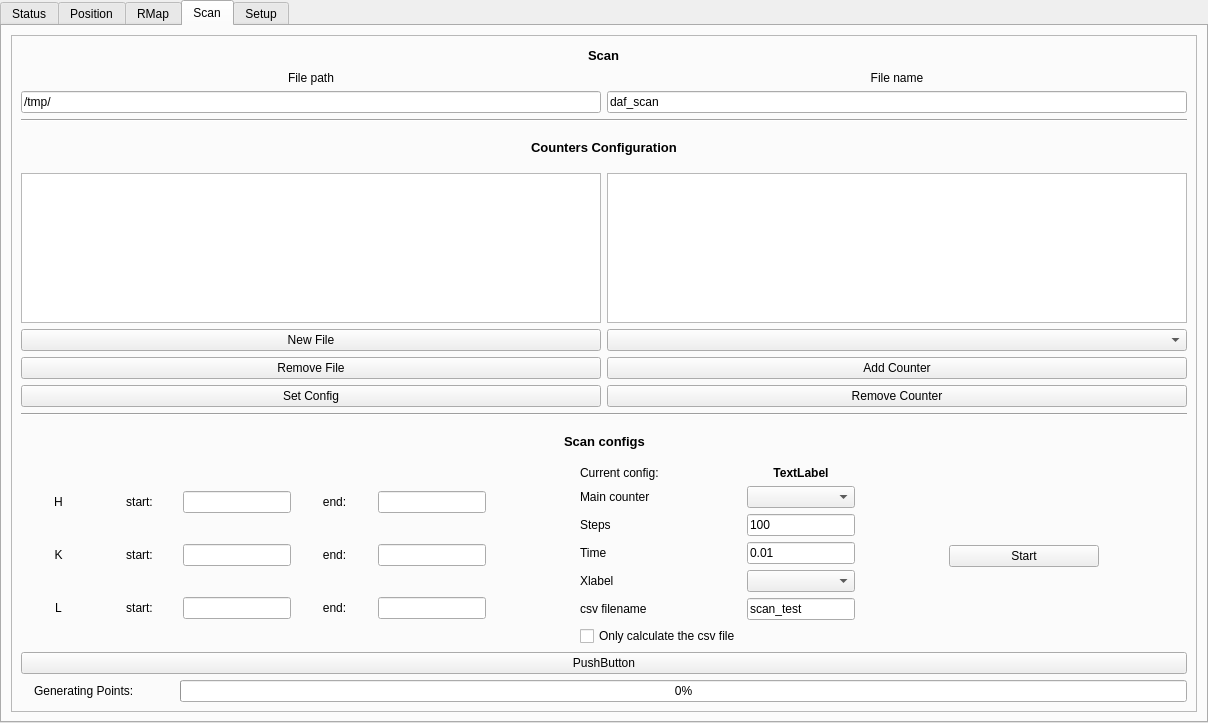
This is gui/main.ui in HugoValim/DAF as Qt 5 draws it before an edit. The edited form follows.
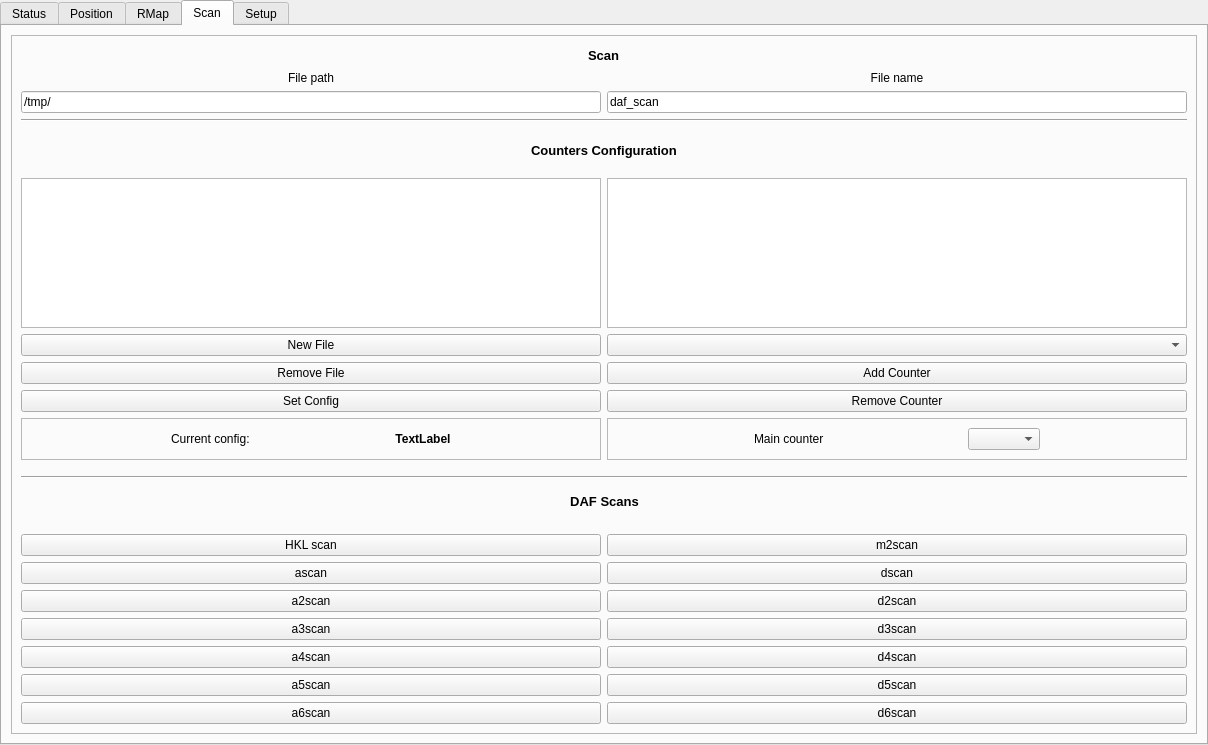
This is the edited form. The open tabs and pages were chosen to show the change. Custom widgets are drawn as their Qt base class.

Commit message: First version of new scan tab ready

The edit to the form file:
```diff
--- a/gui/main.ui
+++ b/gui/main.ui
@@ -7,7 +7,7 @@
     <x>0</x>
     <y>0</y>
     <width>1208</width>
-    <height>723</height>
+    <height>745</height>
    </rect>
   </property>
   <property name="windowTitle">
@@ -4163,6 +4163,9 @@
           </item>
           <item>
            <layout class="QGridLayout" name="gridLayout_14">
+            <property name="bottomMargin">
+             <number>10</number>
+            </property>
             <item row="4" column="1">
              <widget class="QPushButton" name="pushButton_remove_counter">
               <property name="text">
@@ -4218,6 +4221,162 @@
               </property>
              </widget>
             </item>
+            <item row="5" column="1">
+             <widget class="QFrame" name="frame_6">
+              <property name="frameShape">
+               <enum>QFrame::StyledPanel</enum>
+              </property>
+              <property name="frameShadow">
+               <enum>QFrame::Raised</enum>
+              </property>
+              <layout class="QVBoxLayout" name="verticalLayout_15">
+               <item>
+                <layout class="QHBoxLayout" name="horizontalLayout_18">
+                 <item>
+                  <spacer name="horizontalSpacer_15">
+                   <property name="orientation">
+                    <enum>Qt::Horizontal</enum>
+                   </property>
+                   <property name="sizeHint" stdset="0">
+                    <size>
+                     <width>40</width>
+                     <height>20</height>
+                    </size>
+                   </property>
+                  </spacer>
+                 </item>
+                 <item>
+                  <widget class="QLabel" name="label_71">
+                   <property name="text">
+                    <string>Main counter</string>
+                   </property>
+                  </widget>
+                 </item>
+                 <item>
+                  <spacer name="horizontalSpacer_36">
+                   <property name="orientation">
+                    <enum>Qt::Horizontal</enum>
+                   </property>
+                   <property name="sizeHint" stdset="0">
+                    <size>
+                     <width>40</width>
+                     <height>20</height>
+                    </size>
+                   </property>
+                  </spacer>
+                 </item>
+                 <item>
+                  <widget class="QComboBox" name="comboBox_main_counter"/>
+                 </item>
+                 <item>
+                  <spacer name="horizontalSpacer_16">
+                   <property name="orientation">
+                    <enum>Qt::Horizontal</enum>
+                   </property>
+                   <property name="sizeHint" stdset="0">
+                    <size>
+                     <width>40</width>
+                     <height>20</height>
+                    </size>
+                   </property>
+                  </spacer>
+                 </item>
+                </layout>
+               </item>
+              </layout>
+             </widget>
+            </item>
+            <item row="5" column="0">
+             <widget class="QFrame" name="frame_4">
+              <property name="minimumSize">
+               <size>
+                <width>0</width>
+                <height>0</height>
+               </size>
+              </property>
+              <property name="frameShape">
+               <enum>QFrame::StyledPanel</enum>
+              </property>
+              <property name="frameShadow">
+               <enum>QFrame::Raised</enum>
+              </property>
+              <layout class="QVBoxLayout" name="verticalLayout_12">
+               <item>
+                <layout class="QHBoxLayout" name="horizontalLayout_17">
+                 <property name="bottomMargin">
+                  <number>0</number>
+                 </property>
+                 <item>
+                  <spacer name="horizontalSpacer_7">
+                   <property name="orientation">
+                    <enum>Qt::Horizontal</enum>
+                   </property>
+                   <property name="sizeHint" stdset="0">
+                    <size>
+                     <width>40</width>
+                     <height>20</height>
+                    </size>
+                   </property>
+                  </spacer>
+                 </item>
+                 <item>
+                  <widget class="QLabel" name="label_54">
+                   <property name="text">
+                    <string>Current config:</string>
+                   </property>
+                   <property name="alignment">
+                    <set>Qt::AlignLeading|Qt::AlignLeft|Qt::AlignVCenter</set>
+                   </property>
+                  </widget>
+                 </item>
+                 <item>
+                  <spacer name="horizontalSpacer_35">
+                   <property name="orientation">
+                    <enum>Qt::Horizontal</enum>
+                   </property>
+                   <property name="sizeHint" stdset="0">
+                    <size>
+                     <width>40</width>
+                     <height>20</height>
+                    </size>
+                   </property>
+                  </spacer>
+                 </item>
+                 <item>
+                  <widget class="QLabel" name="label_current_config">
+                   <property name="font">
+                    <font>
+                     <pointsize>9</pointsize>
+                     <weight>75</weight>
+                     <bold>true</bold>
+                    </font>
+                   </property>
+                   <property name="text">
+                    <string>TextLabel</string>
+                   </property>
+                   <property name="alignment">
+                    <set>Qt::AlignCenter</set>
+                   </property>
+                  </widget>
+                 </item>
+                 <item>
+                  <spacer name="horizontalSpacer_8">
+                   <property name="orientation">
+                    <enum>Qt::Horizontal</enum>
+                   </property>
+                   <property name="sizeHint" stdset="0">
+                    <size>
+                     <width>40</width>
+                     <height>20</height>
+                    </size>
+                   </property>
+                  </spacer>
+                 </item>
+                </layout>
+               </item>
+              </layout>
+             </widget>
+            </item>
            </layout>
           </item>
           <item>
@@ -4229,11 +4388,11 @@
           </item>
           <item>
            <layout class="QHBoxLayout" name="horizontalLayout_2">
-            <property name="topMargin">
-             <number>0</number>
+            <property name="bottomMargin">
+             <number>10</number>
             </property>
             <item>
-             <spacer name="horizontalSpacer_35">
+             <spacer name="horizontalSpacer_42">
               <property name="orientation">
                <enum>Qt::Horizontal</enum>
               </property>
@@ -4246,7 +4405,7 @@
              </spacer>
             </item>
             <item>
-             <widget class="QLabel" name="label_58">
+             <widget class="QLabel" name="label_55">
               <property name="font">
                <font>
                 <pointsize>10</pointsize>
@@ -4254,19 +4413,16 @@
                 <bold>true</bold>
                </font>
               </property>
-              <property name="autoFillBackground">
-               <bool>false</bool>
-              </property>
-              <property name="styleSheet">
-               <string notr="true"/>
-              </property>
               <property name="text">
-               <string>Scan configs</string>
+               <string>DAF Scans</string>
               </property>
+              <property name="alignment">
+               <set>Qt::AlignCenter</set>
+              </property>
              </widget>
             </item>
             <item>
-             <spacer name="horizontalSpacer_36">
+             <spacer name="horizontalSpacer_43">
               <property name="orientation">
                <enum>Qt::Horizontal</enum>
               </property>
@@ -4281,324 +4437,67 @@
            </layout>
           </item>
           <item>
-           <layout class="QHBoxLayout" name="horizontalLayout_4">
-            <item>
-             <layout class="QGridLayout" name="gridLayout_15">
-              <item row="1" column="2">
-               <widget class="QLineEdit" name="lineEdit_ki"/>
-              </item>
-              <item row="1" column="0">
-               <widget class="QLabel" name="label_56">
-                <property name="minimumSize">
-                 <size>
-                  <width>75</width>
-                  <height>0</height>
-                 </size>
-                </property>
-                <property name="text">
-                 <string>K</string>
-                </property>
-                <property name="alignment">
-                 <set>Qt::AlignCenter</set>
-                </property>
-               </widget>
-              </item>
-              <item row="2" column="0">
-               <widget class="QLabel" name="label_57">
-                <property name="minimumSize">
-                 <size>
-                  <width>75</width>
-                  <height>0</height>
-                 </size>
-                </property>
-                <property name="text">
-                 <string>L</string>
-                </property>
-                <property name="alignment">
-                 <set>Qt::AlignCenter</set>
-                </property>
-               </widget>
-              </item>
-              <item row="0" column="1">
-               <widget class="QLabel" name="label_60">
-                <property name="minimumSize">
-                 <size>
-                  <width>75</width>
-                  <height>0</height>
-                 </size>
-                </property>
-                <property name="text">
-                 <string>start:</string>
-                </property>
-                <property name="alignment">
-                 <set>Qt::AlignCenter</set>
-                </property>
-               </widget>
-              </item>
-              <item row="2" column="4">
-               <widget class="QLineEdit" name="lineEdit_lf"/>
-              </item>
-              <item row="1" column="3">
-               <widget class="QLabel" name="label_64">
-                <property name="minimumSize">
-                 <size>
-                  <width>75</width>
-                  <height>0</height>
-                 </size>
-                </property>
-                <property name="text">
-                 <string>end:</string>
-                </property>
-                <property name="alignment">
-                 <set>Qt::AlignCenter</set>
-                </property>
-               </widget>
-              </item>
-              <item row="0" column="3">
-               <widget class="QLabel" name="label_63">
-                <property name="minimumSize">
-                 <size>
-                  <width>75</width>
-                  <height>0</height>
-                 </size>
-                </property>
-                <property name="text">
-                 <string>end:</string>
-                </property>
-                <property name="alignment">
-                 <set>Qt::AlignCenter</set>
-                </property>
-               </widget>
-              </item>
-              <item row="0" column="2">
-               <widget class="QLineEdit" name="lineEdit_hi"/>
-              </item>
-              <item row="1" column="4">
-               <widget class="QLineEdit" name="lineEdit_kf"/>
-              </item>
-              <item row="0" column="0">
-               <widget class="QLabel" name="label_55">
-                <property name="minimumSize">
-                 <size>
-                  <width>75</width>
-                  <height>0</height>
-                 </size>
-                </property>
-                <property name="text">
-                 <string>H</string>
-                </property>
-                <property name="alignment">
-                 <set>Qt::AlignCenter</set>
-                </property>
-               </widget>
-              </item>
-              <item row="0" column="4">
-               <widget class="QLineEdit" name="lineEdit_hf"/>
-              </item>
-              <item row="2" column="3">
-               <widget class="QLabel" name="label_65">
-                <property name="minimumSize">
-                 <size>
-                  <width>75</width>
-                  <height>0</height>
-                 </size>
-                </property>
-                <property name="text">
-                 <string>end:</string>
-                </property>
-                <property name="alignment">
-                 <set>Qt::AlignCenter</set>
-                </property>
-               </widget>
-              </item>
-              <item row="2" column="2">
-               <widget class="QLineEdit" name="lineEdit_li"/>
-              </item>
-              <item row="1" column="1">
-               <widget class="QLabel" name="label_61">
-                <property name="minimumSize">
-                 <size>
-                  <width>75</width>
-                  <height>0</height>
-                 </size>
-                </property>
-                <property name="text">
-                 <string>start:</string>
-                </property>
-                <property name="alignment">
-                 <set>Qt::AlignCenter</set>
-                </property>
-               </widget>
-              </item>
-              <item row="2" column="1">
-               <widget class="QLabel" name="label_62">
-                <property name="minimumSize">
-                 <size>
-                  <width>75</width>
-                  <height>0</height>
-                 </size>
-                </property>
-                <property name="text">
-                 <string>start:</string>
-                </property>
-                <property name="alignment">
-                 <set>Qt::AlignCenter</set>
-                </property>
-               </widget>
-              </item>
-             </layout>
+           <layout class="QGridLayout" name="gridLayout_15">
+            <item row="2" column="0">
+             <widget class="QPushButton" name="pushButton_a2scan">
+              <property name="text">
+               <string>a2scan</string>
+              </property>
+             </widget>
             </item>
-            <item>
-             <spacer name="horizontalSpacer_7">
-              <property name="orientation">
-               <enum>Qt::Horizontal</enum>
+            <item row="4" column="1">
+             <widget class="QPushButton" name="pushButton_d4scan">
+              <property name="text">
+               <string>d4scan</string>
               </property>
-              <property name="sizeType">
-               <enum>QSizePolicy::Expanding</enum>
+             </widget>
+            </item>
+            <item row="3" column="1">
+             <widget class="QPushButton" name="pushButton_d3scan">
+              <property name="text">
+               <string>d3scan</string>
               </property>
-              <property name="sizeHint" stdset="0">
-               <size>
-                <width>40</width>
-                <height>20</height>
-               </size>
+             </widget>
+            </item>
+            <item row="5" column="0">
+             <widget class="QPushButton" name="pushButton_a5scan">
+              <property name="text">
+               <string>a5scan</string>
               </property>
-             </spacer>
+             </widget>
             </item>
-            <item>
-             <layout class="QGridLayout" name="gridLayout_18">
-              <item row="0" column="1">
-               <widget class="QLabel" name="label_current_config">
-                <property name="font">
-                 <font>
-                  <pointsize>9</pointsize>
-                  <weight>75</weight>
-                  <bold>true</bold>
-                 </font>
-                </property>
-                <property name="text">
-                 <string>TextLabel</string>
-                </property>
-                <property name="alignment">
-                 <set>Qt::AlignCenter</set>
-                </property>
-               </widget>
-              </item>
-              <item row="4" column="1">
-               <widget class="QComboBox" name="comboBox_xlabel"/>
-              </item>
-              <item row="2" column="1">
-               <widget class="QLineEdit" name="lineEdit_step">
-                <property name="text">
-                 <string>100</string>
-                </property>
-               </widget>
-              </item>
-              <item row="3" column="0">
-               <widget class="QLabel" name="label_67">
-                <property name="text">
-                 <string>Time</string>
-                </property>
-                <property name="alignment">
-                 <set>Qt::AlignLeading|Qt::AlignLeft|Qt::AlignVCenter</set>
-                </property>
-               </widget>
-              </item>
-              <item row="2" column="0">
-               <widget class="QLabel" name="label_66">
-                <property name="text">
-                 <string>Steps</string>
-                </property>
-                <property name="alignment">
-                 <set>Qt::AlignLeading|Qt::AlignLeft|Qt::AlignVCenter</set>
-                </property>
-               </widget>
-              </item>
-              <item row="5" column="0">
-               <widget class="QLabel" name="label_69">
-                <property name="text">
-                 <string>csv filename</string>
-                </property>
-                <property name="alignment">
-                 <set>Qt::AlignLeading|Qt::AlignLeft|Qt::AlignVCenter</set>
-                </property>
-               </widget>
-              </item>
-              <item row="5" column="1">
-               <widget class="QLineEdit" name="lineEdit_csv_filename">
-                <property name="text">
-                 <string>scan_test</string>
-                </property>
-               </widget>
-              </item>
-              <item row="4" column="0">
-               <widget class="QLabel" name="label_68">
-                <property name="text">
-                 <string>Xlabel</string>
-                </property>
-                <property name="alignment">
-                 <set>Qt::AlignLeading|Qt::AlignLeft|Qt::AlignVCenter</set>
-                </property>
-               </widget>
-              </item>
-              <item row="3" column="1">
-               <widget class="QLineEdit" name="lineEdit_time">
-                <property name="text">
-                 <string>0.01</string>
-                </property>
-               </widget>
-              </item>
-              <item row="0" column="0">
-               <widget class="QLabel" name="label_54">
-                <property name="text">
-                 <string>Current config:</string>
-                </property>
-                <property name="alignment">
-                 <set>Qt::AlignLeading|Qt::AlignLeft|Qt::AlignVCenter</set>
-                </property>
-               </widget>
-              </item>
-              <item row="6" column="0">
-               <widget class="QCheckBox" name="checkBox_only_csv">
-                <property name="text">
-                 <string>Only calculate the csv file</string>
-                </property>
-               </widget>
-              </item>
-              <item row="1" column="0">
-               <widget class="QLabel" name="label_71">
-                <property name="text">
-                 <string>Main counter</string>
-                </property>
-               </widget>
-              </item>
-              <item row="1" column="1">
-               <widget class="QComboBox" name="comboBox_main_counter"/>
-              </item>
-             </layout>
+            <item row="1" column="0">
+             <widget class="QPushButton" name="pushButton_ascan">
+              <property name="text">
+               <string>ascan</string>
+              </property>
+             </widget>
             </item>
-            <item>
-             <spacer name="horizontalSpacer_8">
-              <property name="orientation">
-               <enum>Qt::Horizontal</enum>
+            <item row="5" column="1">
+             <widget class="QPushButton" name="pushButton_d5scan">
+              <property name="text">
+               <string>d5scan</string>
               </property>
-              <property name="sizeHint" stdset="0">
-               <size>
-                <width>40</width>
-                <height>20</height>
-               </size>
+             </widget>
+            </item>
+            <item row="3" column="0">
+             <widget class="QPushButton" name="pushButton_a3scan">
+              <property name="text">
+               <string>a3scan</string>
               </property>
-             </spacer>
+             </widget>
             </item>
-            <item>
-             <widget class="QPushButton" name="pushButton_start_scan">
-              <property name="minimumSize">
-               <size>
-                <width>150</width>
-                <height>0</height>
-               </size>
+            <item row="1" column="1">
+             <widget class="QPushButton" name="pushButton_dscan">
+              <property name="text">
+               <string>dscan</string>
               </property>
+             </widget>
+            </item>
+            <item row="4" column="0">
+             <widget class="QPushButton" name="pushButton_a4scan">
               <property name="text">
-               <string>Start</string>
+               <string>a4scan</string>
               </property>
               <property name="shortcut">
                <string>Return</string>
@@ -4611,67 +4510,38 @@
               </property>
              </widget>
             </item>
-            <item>
-             <spacer name="horizontalSpacer_15">
-              <property name="orientation">
-               <enum>Qt::Horizontal</enum>
+            <item row="2" column="1">
+             <widget class="QPushButton" name="pushButton_d2scan">
+              <property name="text">
+               <string>d2scan</string>
               </property>
-              <property name="sizeHint" stdset="0">
-               <size>
-                <width>40</width>
-                <height>20</height>
-               </size>
-              </property>
-             </spacer>
+             </widget>
             </item>
-           </layout>
-          </item>
-          <item>
-           <widget class="QPushButton" name="pushButton">
-            <property name="text">
-             <string>PushButton</string>
-            </property>
-           </widget>
-          </item>
-          <item>
-           <layout class="QHBoxLayout" name="horizontalLayout_3">
-            <property name="topMargin">
-             <number>0</number>
-            </property>
-            <item>
-             <widget class="QLabel" name="label_70">
+            <item row="6" column="0">
+             <widget class="QPushButton" name="pushButton_a6scan">
               <property name="text">
-               <string/>
+               <string>a6scan</string>
               </property>
              </widget>
             </item>
-            <item>
-             <widget class="QLabel" name="label_generating_points">
+            <item row="6" column="1">
+             <widget class="QPushButton" name="pushButton_d6scan">
               <property name="text">
-               <string>Generating Points:</string>
+               <string>d6scan</string>
               </property>
              </widget>
             </item>
-            <item>
-             <spacer name="horizontalSpacer_16">
-              <property name="orientation">
-               <enum>Qt::Horizontal</enum>
+            <item row="0" column="0">
+             <widget class="QPushButton" name="pushButton_hklscan">
+              <property name="text">
+               <string>HKL scan</string>
               </property>
-              <property name="sizeType">
-               <enum>QSizePolicy::Fixed</enum>
-              </property>
-              <property name="sizeHint" stdset="0">
-               <size>
-                <width>40</width>
-                <height>20</height>
-               </size>
-              </property>
-             </spacer>
+             </widget>
             </item>
-            <item>
-             <widget class="QProgressBar" name="progressBar">
-              <property name="value">
-               <number>0</number>
+            <item row="0" column="1">
+             <widget class="QPushButton" name="pushButton_m2scan">
+              <property name="text">
+               <string>m2scan</string>
               </property>
              </widget>
             </item>
```
Left out of the diff: 9 changed lines with no effect on the pictures. The commit also changes 3 other files.
